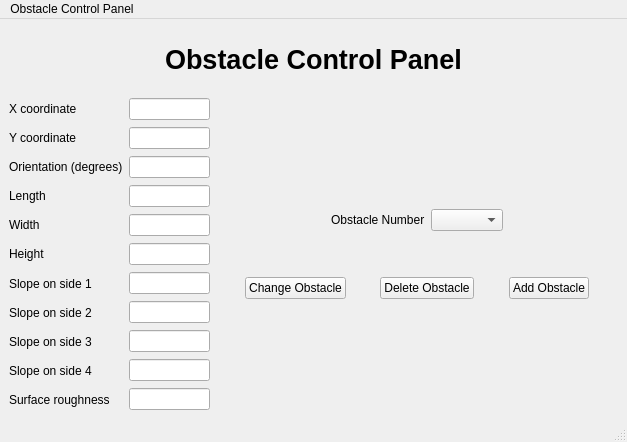
Old version of the form rand_grid_map_gen/forms/control_panel.ui in the repository MRSD-Project-GHAR/ha_planner.
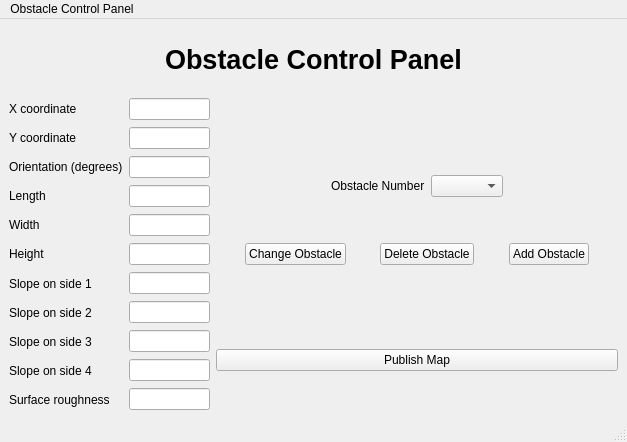
New version of the form.

Commit message: Implement publish map button functionality

```diff
--- a/rand_grid_map_gen/forms/control_panel.ui
+++ b/rand_grid_map_gen/forms/control_panel.ui
@@ -181,7 +181,7 @@
          </layout>
         </item>
         <item>
-         <layout class="QVBoxLayout" name="verticalLayout_7" stretch="10,1,0,1,10">
+         <layout class="QVBoxLayout" name="verticalLayout_7" stretch="10,1,0,1,10,0,0">
           <item>
            <spacer name="verticalSpacer">
             <property name="orientation">
@@ -338,6 +338,26 @@
             </property>
            </spacer>
           </item>
+          <item>
+           <widget class="QPushButton" name="publish_map_button">
+            <property name="text">
+             <string>Publish Map</string>
+            </property>
+           </widget>
+          </item>
+          <item>
+           <spacer name="verticalSpacer_4">
+            <property name="orientation">
+             <enum>Qt::Vertical</enum>
+            </property>
+            <property name="sizeHint" stdset="0">
+             <size>
+              <width>20</width>
+              <height>40</height>
+             </size>
+            </property>
+           </spacer>
+          </item>
          </layout>
         </item>
        </layout>
```
Left out of the diff: 4 changed lines with no effect on the pictures. The commit also changes 3 other files.
